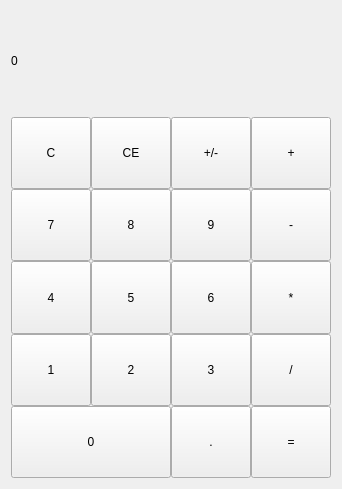
Before: the Qt Designer form mainwindow.ui in bigearsenal/qt-lab3, drawn with Qt 5.
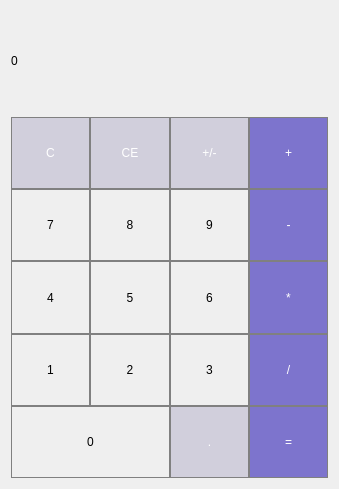
After: the same form once the commit is applied.

```diff
--- a/mainwindow.ui
+++ b/mainwindow.ui
@@ -54,6 +54,16 @@
               <verstretch>0</verstretch>
              </sizepolicy>
             </property>
+            <property name="styleSheet">
+             <string notr="true">QPushButton {
+border: 1px solid gray;
+}
+QPushButton:pressed {
+background-color: qlineargradient(x1: 0, y1: 0, x2: 0, y2: 1,
+stop: 0 #d8d9da, stop: 1 #eceef5);
+}  
+</string>
+            </property>
             <property name="text">
              <string>0</string>
             </property>
@@ -67,6 +77,14 @@
               <verstretch>0</verstretch>
              </sizepolicy>
             </property>
+            <property name="styleSheet">
+             <string notr="true">QPushButton {
+background-color: rgb(209, 207, 220);
+color: white; 
+border: 1px solid gray;
+}
+</string>
+            </property>
             <property name="text">
              <string>.</string>
             </property>
@@ -80,6 +98,20 @@
               <verstretch>0</verstretch>
              </sizepolicy>
             </property>
+            <property name="styleSheet">
+             <string notr="true">QPushButton {
+background-color: rgb(125, 116, 205);
+color: white; 
+border: 1px solid gray;
+}
+
+QPushButton:pressed {
+background-color: qlineargradient(x1: 0, y1: 0, x2: 0, y2: 1,
+stop: 0 #FF7832, stop: 1 #FF9739);
+}
+
+</string>
+            </property>
             <property name="text">
              <string>=</string>
             </property>
@@ -107,6 +139,16 @@
               <verstretch>0</verstretch>
              </sizepolicy>
             </property>
+            <property name="styleSheet">
+             <string notr="true">QPushButton {
+border: 1px solid gray;
+}
+QPushButton:pressed {
+background-color: qlineargradient(x1: 0, y1: 0, x2: 0, y2: 1,
+stop: 0 #d8d9da, stop: 1 #eceef5);
+}  
+</string>
+            </property>
             <property name="text">
              <string>4</string>
             </property>
@@ -120,6 +162,16 @@
               <verstretch>0</verstretch>
              </sizepolicy>
             </property>
+            <property name="styleSheet">
+             <string notr="true">QPushButton {
+border: 1px solid gray;
+}
+QPushButton:pressed {
+background-color: qlineargradient(x1: 0, y1: 0, x2: 0, y2: 1,
+stop: 0 #d8d9da, stop: 1 #eceef5);
+}  
+</string>
+            </property>
             <property name="text">
              <string>5</string>
             </property>
@@ -133,6 +185,16 @@
               <verstretch>0</verstretch>
              </sizepolicy>
             </property>
+            <property name="styleSheet">
+             <string notr="true">QPushButton {
+border: 1px solid gray;
+}
+QPushButton:pressed {
+background-color: qlineargradient(x1: 0, y1: 0, x2: 0, y2: 1,
+stop: 0 #d8d9da, stop: 1 #eceef5);
+}  
+</string>
+            </property>
             <property name="text">
              <string>6</string>
             </property>
@@ -146,6 +208,19 @@
               <verstretch>0</verstretch>
              </sizepolicy>
             </property>
+            <property name="styleSheet">
+             <string notr="true">QPushButton {
+background-color: rgb(125, 116, 205);
+color: white; 
+border: 1px solid gray;
+}
+
+QPushButton:pressed {
+background-color: qlineargradient(x1: 0, y1: 0, x2: 0, y2: 1,
+stop: 0 #FF7832, stop: 1 #FF9739);
+}
+</string>
+            </property>
             <property name="text">
              <string>*</string>
             </property>
@@ -173,6 +248,16 @@
               <verstretch>0</verstretch>
              </sizepolicy>
             </property>
+            <property name="styleSheet">
+             <string notr="true">QPushButton {
+border: 1px solid gray;
+}
+QPushButton:pressed {
+background-color: qlineargradient(x1: 0, y1: 0, x2: 0, y2: 1,
+stop: 0 #d8d9da, stop: 1 #eceef5);
+}  
+</string>
+            </property>
             <property name="text">
              <string>7</string>
             </property>
@@ -186,6 +271,16 @@
               <verstretch>0</verstretch>
              </sizepolicy>
             </property>
+            <property name="styleSheet">
+             <string notr="true">QPushButton {
+border: 1px solid gray;
+}
+QPushButton:pressed {
+background-color: qlineargradient(x1: 0, y1: 0, x2: 0, y2: 1,
+stop: 0 #d8d9da, stop: 1 #eceef5);
+}  
+</string>
+            </property>
             <property name="text">
              <string>8</string>
             </property>
@@ -199,6 +294,16 @@
               <verstretch>0</verstretch>
              </sizepolicy>
             </property>
+            <property name="styleSheet">
+             <string notr="true">QPushButton {
+border: 1px solid gray;
+}
+QPushButton:pressed {
+background-color: qlineargradient(x1: 0, y1: 0, x2: 0, y2: 1,
+stop: 0 #d8d9da, stop: 1 #eceef5);
+}  
+</string>
+            </property>
             <property name="text">
              <string>9</string>
             </property>
@@ -212,6 +317,19 @@
               <verstretch>0</verstretch>
              </sizepolicy>
             </property>
+            <property name="styleSheet">
+             <string notr="true">QPushButton {
+background-color: rgb(125, 116, 205);
+color: white; 
+border: 1px solid gray;
+}
+QPushButton:pressed {
+background-color: qlineargradient(x1: 0, y1: 0, x2: 0, y2: 1,
+stop: 0 #FF7832, stop: 1 #FF9739);
+}
+
+</string>
+            </property>
             <property name="text">
              <string>-</string>
             </property>
@@ -239,6 +357,16 @@
               <verstretch>0</verstretch>
              </sizepolicy>
             </property>
+            <property name="styleSheet">
+             <string notr="true">QPushButton {
+border: 1px solid gray;
+}
+QPushButton:pressed {
+background-color: qlineargradient(x1: 0, y1: 0, x2: 0, y2: 1,
+stop: 0 #d8d9da, stop: 1 #eceef5);
+}  
+</string>
+            </property>
             <property name="text">
              <string>1</string>
             </property>
@@ -252,6 +380,16 @@
               <verstretch>0</verstretch>
              </sizepolicy>
             </property>
+            <property name="styleSheet">
+             <string notr="true">QPushButton {
+border: 1px solid gray;
+}
+QPushButton:pressed {
+background-color: qlineargradient(x1: 0, y1: 0, x2: 0, y2: 1,
+stop: 0 #d8d9da, stop: 1 #eceef5);
+}  
+</string>
+            </property>
             <property name="text">
              <string>2</string>
             </property>
@@ -265,6 +403,16 @@
               <verstretch>0</verstretch>
              </sizepolicy>
             </property>
+            <property name="styleSheet">
+             <string notr="true">QPushButton {
+border: 1px solid gray;
+}
+QPushButton:pressed {
+background-color: qlineargradient(x1: 0, y1: 0, x2: 0, y2: 1,
+stop: 0 #d8d9da, stop: 1 #eceef5);
+}  
+</string>
+            </property>
             <property name="text">
              <string>3</string>
             </property>
@@ -278,6 +426,19 @@
               <verstretch>0</verstretch>
              </sizepolicy>
             </property>
+            <property name="styleSheet">
+             <string notr="true">QPushButton {
+background-color: rgb(125, 116, 205);
+color: white; 
+border: 1px solid gray;
+}
+
+QPushButton:pressed {
+background-color: qlineargradient(x1: 0, y1: 0, x2: 0, y2: 1,
+stop: 0 #FF7832, stop: 1 #FF9739);
+}
+</string>
+            </property>
             <property name="text">
              <string>/</string>
             </property>
@@ -297,6 +458,9 @@
           <property name="spacing">
            <number>0</number>
           </property>
+          <property name="leftMargin">
+           <number>0</number>
+          </property>
           <item>
            <widget class="QPushButton" name="pushButton_3">
             <property name="sizePolicy">
@@ -305,6 +469,14 @@
               <verstretch>0</verstretch>
              </sizepolicy>
             </property>
+            <property name="styleSheet">
+             <string notr="true">QPushButton {
+background-color: rgb(209, 207, 220);
+color: white; 
+border: 1px solid gray;
+}
+</string>
+            </property>
             <property name="text">
              <string>C</string>
             </property>
@@ -318,6 +490,14 @@
               <verstretch>0</verstretch>
              </sizepolicy>
             </property>
+            <property name="styleSheet">
+             <string notr="true">QPushButton {
+background-color: rgb(209, 207, 220);
+color: white; 
+border: 1px solid gray;
+}
+</string>
+            </property>
             <property name="text">
              <string>CE</string>
             </property>
@@ -331,6 +511,14 @@
               <verstretch>0</verstretch>
              </sizepolicy>
             </property>
+            <property name="styleSheet">
+             <string notr="true">QPushButton {
+background-color: rgb(209, 207, 220);
+color: white; 
+border: 1px solid gray;
+}
+</string>
+            </property>
             <property name="text">
              <string>+/-</string>
             </property>
@@ -344,6 +532,19 @@
               <verstretch>0</verstretch>
              </sizepolicy>
             </property>
+            <property name="styleSheet">
+             <string notr="true">QPushButton {
+background-color: rgb(125, 116, 205);
+color: white; 
+border: 1px solid gray;
+}
+
+QPushButton:pressed {
+background-color: qlineargradient(x1: 0, y1: 0, x2: 0, y2: 1,
+stop: 0 #FF7832, stop: 1 #FF9739);
+}
+</string>
+            </property>
             <property name="text">
              <string>+</string>
             </property>
```
Left out of the diff: 38 changed lines with no effect on the pictures.
